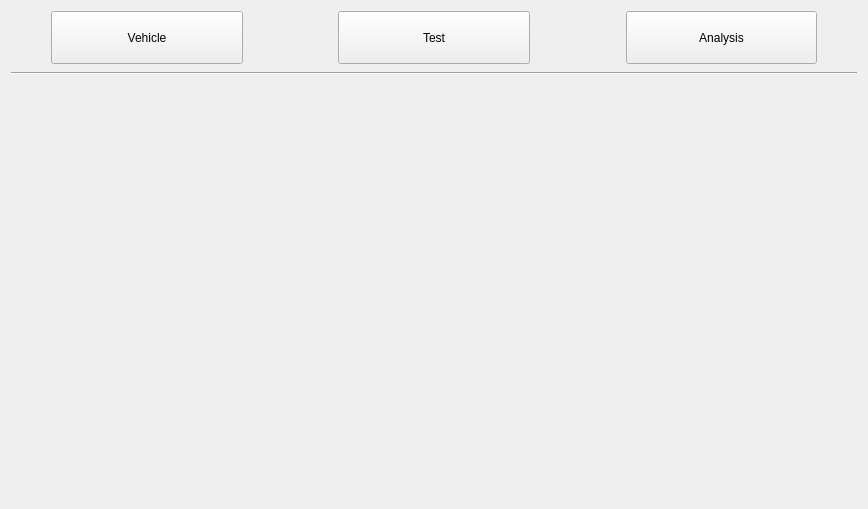
Old version of the form mainwindow.ui in the repository RoyJames/VisVehicle.
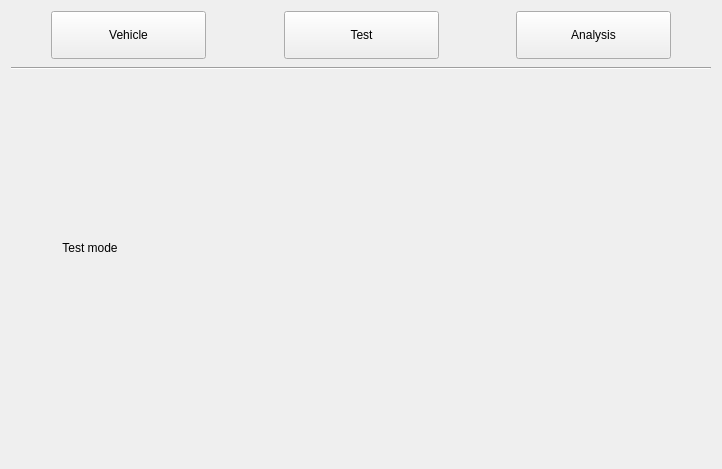
New version of the form. The open tabs and pages were chosen to show the change.

The edit to the form file:
```diff
--- a/mainwindow.ui
+++ b/mainwindow.ui
@@ -6,8 +6,8 @@
    <rect>
     <x>0</x>
     <y>0</y>
-    <width>868</width>
-    <height>509</height>
+    <width>722</width>
+    <height>469</height>
    </rect>
   </property>
   <property name="sizePolicy">
@@ -64,7 +64,7 @@
            <string>Vehicle</string>
           </property>
           <property name="checkable">
-           <bool>false</bool>
+           <bool>true</bool>
           </property>
          </widget>
         </item>
@@ -93,7 +93,7 @@
            <string>Test</string>
           </property>
           <property name="checkable">
-           <bool>false</bool>
+           <bool>true</bool>
           </property>
          </widget>
         </item>
@@ -122,7 +122,7 @@
            <string>Analysis</string>
           </property>
           <property name="checkable">
-           <bool>false</bool>
+           <bool>true</bool>
           </property>
          </widget>
         </item>
@@ -437,6 +437,38 @@
            <verstretch>1</verstretch>
           </sizepolicy>
          </property>
+         <layout class="QGridLayout" name="gridLayout_5">
+          <item row="0" column="0">
+           <layout class="QHBoxLayout" name="horizontalLayout_3" stretch="2,8">
+            <property name="spacing">
+             <number>10</number>
+            </property>
+            <item>
+             <layout class="QVBoxLayout" name="verticalLayout_5">
+              <item>
+               <widget class="QLabel" name="label_3">
+                <property name="sizePolicy">
+                 <sizepolicy hsizetype="Preferred" vsizetype="Minimum">
+                  <horstretch>0</horstretch>
+                  <verstretch>0</verstretch>
+                 </sizepolicy>
+                </property>
+                <property name="text">
+                 <string>Test mode</string>
+                </property>
+                <property name="alignment">
+                 <set>Qt::AlignCenter</set>
+                </property>
+               </widget>
+              </item>
+             </layout>
+            </item>
+            <item>
+             <layout class="QVBoxLayout" name="verticalLayout_results"/>
+            </item>
+           </layout>
+          </item>
+         </layout>
         </widget>
        </widget>
       </item>
```
Left out of the diff: 44 changed lines with no effect on the pictures. Lines whose indentation alone changed are shown as unchanged.
